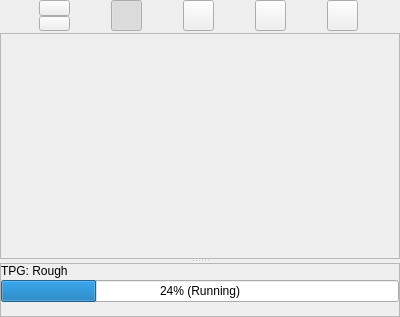
The window that src/Mod/Cam2/Gui/CamProjectDockWindow.ui (mrlukeparry/FreeCAD_sf_master) describes before a commit, drawn with Qt 5.
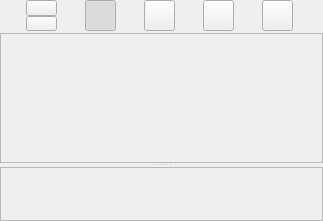
The same window after the commit. Icons and pictures are not drawn.

Commit message: Cleaned up CamProjectDockWindow widgets

Diff of the .ui file:
```diff
--- a/src/Mod/Cam2/Gui/CamProjectDockWindow.ui
+++ b/src/Mod/Cam2/Gui/CamProjectDockWindow.ui
@@ -6,8 +6,8 @@
    <rect>
     <x>0</x>
     <y>0</y>
-    <width>400</width>
-    <height>317</height>
+    <width>323</width>
+    <height>221</height>
    </rect>
   </property>
   <property name="windowTitle">
@@ -213,8 +213,8 @@
            <rect>
             <x>0</x>
             <y>0</y>
-            <width>398</width>
-            <height>82</height>
+            <width>321</width>
+            <height>124</height>
            </rect>
           </property>
           <layout class="QFormLayout" name="formLayout">
@@ -248,44 +248,19 @@
            <rect>
             <x>0</x>
             <y>0</y>
-            <width>398</width>
-            <height>190</height>
+            <width>321</width>
+            <height>52</height>
            </rect>
           </property>
           <layout class="QVBoxLayout" name="ProgressScrollLayout">
            <property name="spacing">
-            <number>0</number>
+            <number>1</number>
            </property>
            <property name="margin">
             <number>0</number>
            </property>
            <item>
-            <layout class="QVBoxLayout" name="ProgressBars">
-             <property name="spacing">
-              <number>2</number>
-             </property>
-             <item>
-              <widget class="QLabel" name="ProgressLabel1">
-               <property name="text">
-                <string>TPG: Rough</string>
-               </property>
-              </widget>
-             </item>
-             <item>
-              <widget class="QProgressBar" name="ProgressBar1">
-               <property name="value">
-                <number>24</number>
-               </property>
-               <property name="textVisible">
-                <bool>true</bool>
-               </property>
-               <property name="format">
-                <string>%p% (Running)</string>
-               </property>
-              </widget>
-             </item>
-             <item>
-              <spacer name="verticalSpacer">
+            <spacer name="progressSpacer">
                <property name="orientation">
                 <enum>Qt::Vertical</enum>
                </property>
@@ -299,8 +274,6 @@
                 </size>
                </property>
               </spacer>
-             </item>
-            </layout>
            </item>
           </layout>
          </widget>
```
Lines whose indentation alone changed are shown as unchanged. The commit also changes 2 other files.
